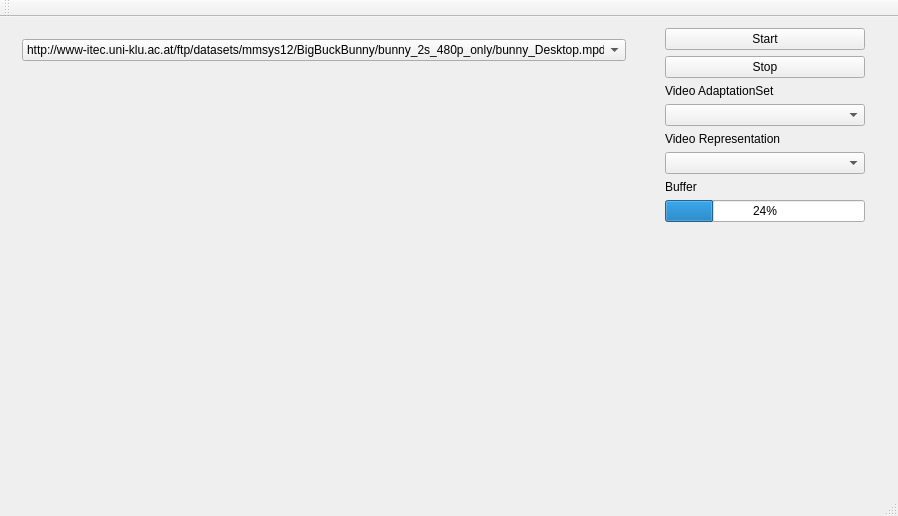
This is libdash/qtsampleplayer/qtsampleplayer.ui in bitmovin/libdash as Qt 5 draws it before an edit. The edited form follows.
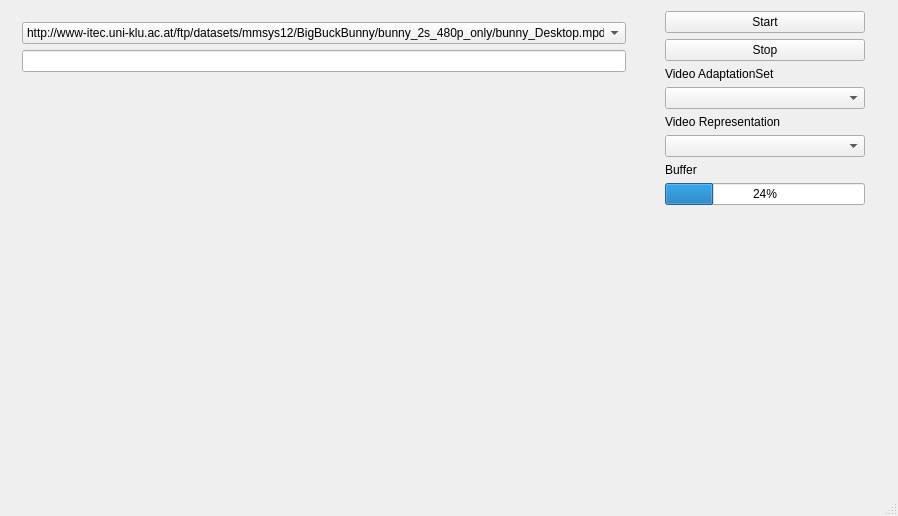
This is the edited form. Custom widgets are drawn as their Qt base class.

```diff
--- a/libdash/qtsampleplayer/qtsampleplayer.ui
+++ b/libdash/qtsampleplayer/qtsampleplayer.ui
@@ -44,6 +44,9 @@
          </item>
         </widget>
        </item>
+       <item>
+        <widget class="QLineEdit" name="lineEdit"/>
+       </item>
        <item>
         <widget class="sampleplayer::renderer::QTGLRenderer" name="videoelement" native="true">
          <property name="enabled">
@@ -155,24 +158,6 @@
     </item>
    </layout>
   </widget>
-  <widget class="QMenuBar" name="menuBar">
-   <property name="geometry">
-    <rect>
-     <x>0</x>
-     <y>0</y>
-     <width>898</width>
-     <height>21</height>
-    </rect>
-   </property>
-  </widget>
-  <widget class="QToolBar" name="mainToolBar">
-   <attribute name="toolBarArea">
-    <enum>TopToolBarArea</enum>
-   </attribute>
-   <attribute name="toolBarBreak">
-    <bool>false</bool>
-   </attribute>
-  </widget>
   <widget class="QStatusBar" name="statusBar"/>
  </widget>
  <layoutdefault spacing="6" margin="11"/>
```
Left out of the diff: 9 changed lines with no effect on the pictures.
